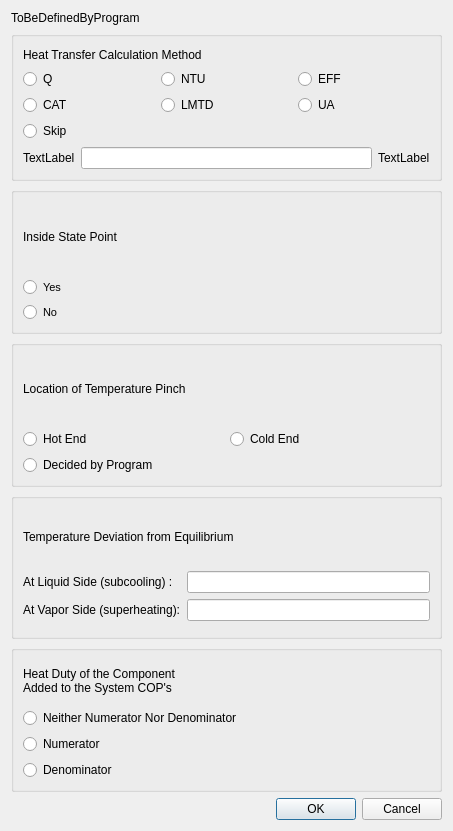
Before: the Qt Designer form src/editUnitDialog.ui in 3x380V/SorpSim, drawn with Qt 5.
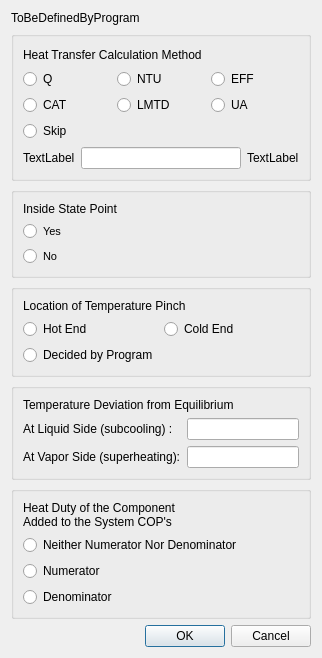
After: the same form once the commit is applied.

Commit message: Shrink dialogs to min. required size

Diff of the .ui file:
```diff
--- a/src/editUnitDialog.ui
+++ b/src/editUnitDialog.ui
@@ -6,8 +6,8 @@
    <rect>
     <x>0</x>
     <y>0</y>
-    <width>453</width>
-    <height>831</height>
+    <width>322</width>
+    <height>611</height>
    </rect>
   </property>
   <property name="sizePolicy">
```
The commit also changes 7 other files.
